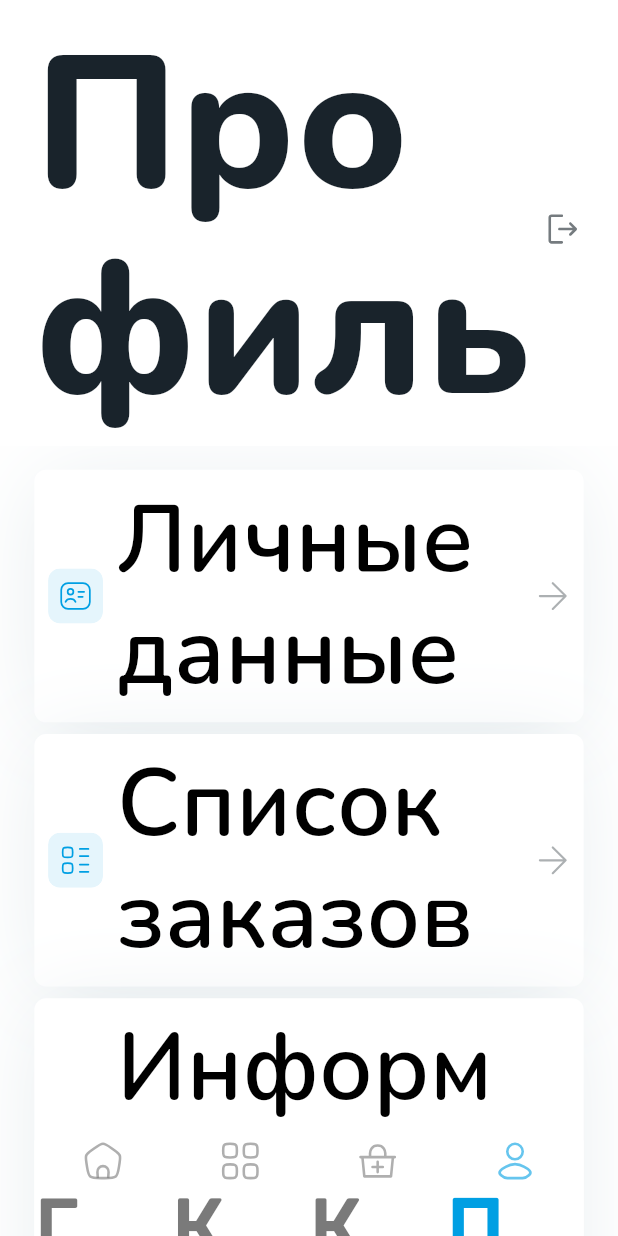
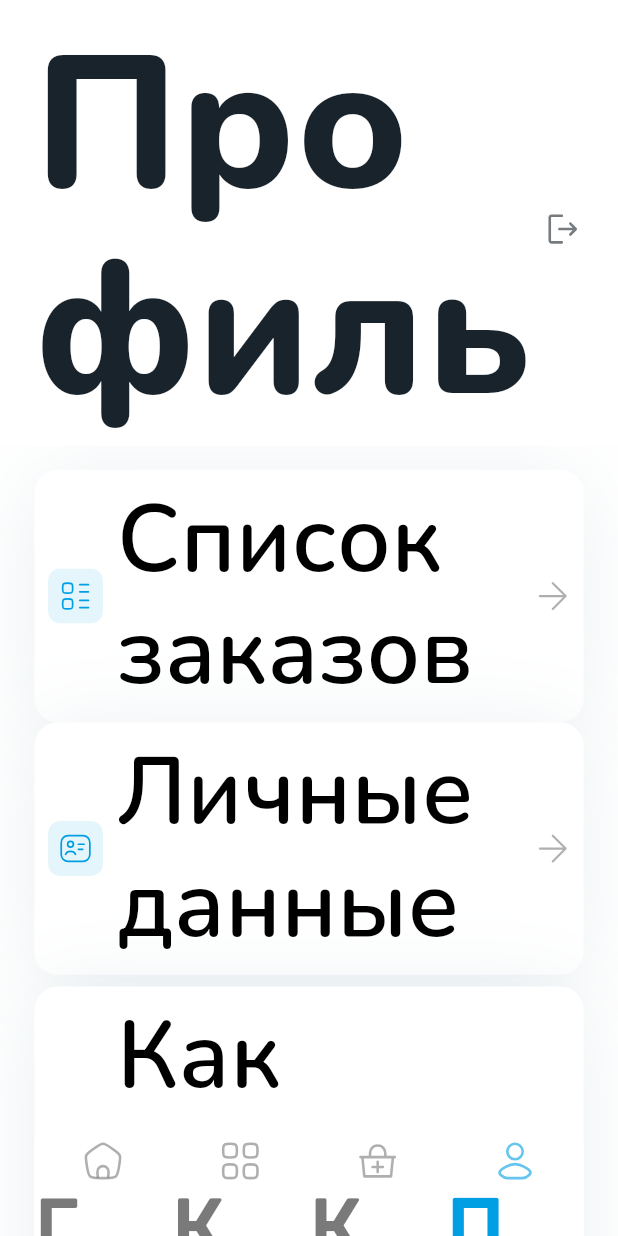
Before and after one commit to AbrorAzizov/Nevis, a Flutter app: the screen it shows after launch, item 4 of the bottom bar chosen, on a phone screen of 412 x 824 dp. Run offline on Flutter 3.47's test engine with Material 3 defaults, Android fonts, the phone set to English and light mode, and no system bars; drawn by our look-alikes of skeletonizer; our stand-ins replace bloc, blurrycontainer, cached_network_image, connectivity_plus, dartz, equatable and 14 more; missing offline and left inert: flutter_dismissible_tile, yandex_mapkit_lite; network calls fail; statements that could not run were skipped; project files that could hold a hidden picture were left out.

Commit message:
still profile

```diff
--- a/lib/constants/paths.dart
+++ b/lib/constants/paths.dart
@@ -90,4 +90,9 @@ class Paths {
       '${_imagesPath}yandex.svg';
    static const String personalDataIconPath =
       '${_imagesPath}personalData.svg';
+   static const String documnetsAndInstructionsIconPath = '${_imagesPath}documentsAndInstructions.svg';
+   static const String boookingIconPath = '${_imagesPath}deliviry.svg';
+   static const String privacyPolicyIconPath = '${_imagesPath}protection.svg';
+   static const String instructionIconPath = '${_imagesPath}box2.svg';
+   static const String bonusIconPath = '${_imagesPath}bonus.svg';
 }
--- a/lib/constants/ui_constants.dart
+++ b/lib/constants/ui_constants.dart
@@ -119,6 +119,7 @@ class UiConstants {
     fontFamily: 'Rubik',
   );
 
+
   static TextStyle splashTextStyle = TextStyle(
     fontSize: 58.sp,
     height: 54.sp/58.sp,
--- a/lib/core/routes.dart
+++ b/lib/core/routes.dart
@@ -29,6 +29,7 @@ class Routes {
   static const String howPlaceOrderScreen = '/how_place_order_screen';
   static const String infoAboutOrderScreen = '/info_about_order_screen';
   static const String selectRegionScreen = '/select_region_screen';
+  static const String docsAndInsctructionsScreen = '/documents_and_instructions_screen';
 
   static List<String> get allRoutes => [
         splashScreen,
@@ -59,6 +60,7 @@ class Routes {
         howPlaceOrderScreen,
         infoAboutOrderScreen,
         selectRegionScreen,
+        docsAndInsctructionsScreen
 
       ];
 
--- a/lib/features/presentation/widgets/category_screen/subcategory_item.dart
+++ b/lib/features/presentation/widgets/category_screen/subcategory_item.dart
@@ -39,7 +39,7 @@ class SubcategoryItem extends StatelessWidget {
         spreadRadius: -4, // Распространение
       ),
     ],
-          borderRadius: BorderRadius.circular(8.r),
+          borderRadius: BorderRadius.circular(16.r),
         ),
         child: Row(
           children: [
@@ -107,7 +107,7 @@ class SubcategoryItem extends StatelessWidget {
               child: Transform.flip(
                 flipX: true,
                 child: SvgPicture.asset(Paths.arrowBackIconPath,
-                    color: UiConstants.darkBlue2Color.withOpacity(.6),
+                    color: UiConstants.black3Color.withOpacity(.6),
                     width: 20.w,
                     height: 20.w,
                     fit: BoxFit.contain,),
--- a/lib/features/presentation/widgets/profile_screen/profile_categories_list.dart
+++ b/lib/features/presentation/widgets/profile_screen/profile_categories_list.dart
@@ -5,6 +5,7 @@ import 'package:nevis/constants/ui_constants.dart';
 import 'package:nevis/core/routes.dart';
 import 'package:nevis/features/presentation/pages/profile/about_us_screen.dart';
 import 'package:nevis/features/presentation/pages/profile/articles/articles_screen.dart';
+import 'package:nevis/features/presentation/pages/profile/docs_and_instructions_screen.dart';
 import 'package:nevis/features/presentation/pages/profile/how_place_order_screen.dart';
 import 'package:nevis/features/presentation/pages/profile/info_about_order_screen.dart';
 import 'package:nevis/features/presentation/pages/profile/news/news_screen.dart';
@@ -27,18 +28,6 @@ class ProfileCategoriesList extends StatelessWidget {
         physics: NeverScrollableScrollPhysics(),
         children: [
           SubcategoryItem(
-            title: 'Личные данные',
-            titleStyle: UiConstants.textStyle3,
-            imagePath: Paths.personalDataIconPath,
-            onTap: () => Navigator.of(context).push(
-              Routes.createRoute(
-                const PersonalDataScreen(),
-                settings: RouteSettings(name: Routes.personalDataScreen),
-              ),
-            ),
-          ),
-          SizedBox(height: 8.h),
-          SubcategoryItem(
             title: 'Список заказов',
             titleStyle: UiConstants.textStyle3,
             imagePath: Paths.boxIconPath,
@@ -49,15 +38,14 @@ class ProfileCategoriesList extends StatelessWidget {
               ),
             ),
           ),
-          SizedBox(height: 8.h),
           SubcategoryItem(
-            title: 'Информация о нас',
+            title: 'Личные данные',
             titleStyle: UiConstants.textStyle3,
-            imagePath: Paths.crossIconPath,
+            imagePath: Paths.personalDataIconPath,
             onTap: () => Navigator.of(context).push(
               Routes.createRoute(
-                const AboutUsScreen(),
-                settings: RouteSettings(name: Routes.aboutUsScreen),
+                const PersonalDataScreen(),
+                settings: RouteSettings(name: Routes.personalDataScreen),
               ),
             ),
           ),
@@ -74,6 +62,17 @@ class ProfileCategoriesList extends StatelessWidget {
             ),
           ),
           SizedBox(height: 8.h),
+           SubcategoryItem(
+            title: 'Документы и инструкции',
+            titleStyle: UiConstants.textStyle3,
+            imagePath: Paths.documnetsAndInstructionsIconPath,
+            onTap: () => Navigator.of(context).push(
+              Routes.createRoute(
+                const DocumentsAndInstructionsScreen(),
+                settings: RouteSettings(name: Routes.docsAndInsctructionsScreen),
+              ),
+            ),
+          ),
 
         ],
       ),
```
Also changed, not shown: lib/core/links/external_links.dart (added, +26 -0 lines), lib/features/presentation/pages/profile/docs_and_instructions_screen.dart (added, +55 -0 lines), lib/features/presentation/widgets/docs_and_instructions/docs_and_instructions_categories_list.dart (added, +67 -0 lines), assets/images/bonus.svg (added), assets/images/box2.svg (added), assets/images/deliviry.svg (added), assets/images/protection.svg (added), 1 other file.
